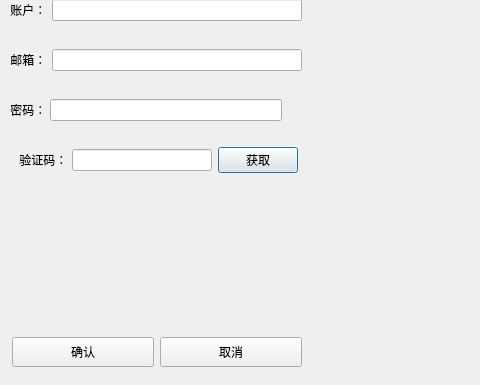
hijamkey-gif/KOOB, file QT_Client/KOOB/registerdialog.ui: the form before one commit; both pictures show x 0 to 480 and y 115 to 500 of the 800 by 500 pixel window.
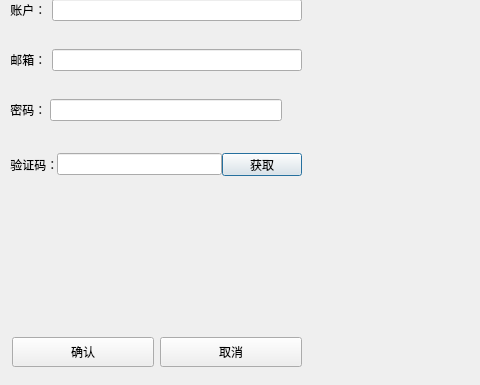
The form after the commit. Icons and pictures are not drawn. Custom widgets are drawn as their Qt base class.

What changed in the file:
```diff
--- a/QT_Client/KOOB/registerdialog.ui
+++ b/QT_Client/KOOB/registerdialog.ui
@@ -372,6 +372,18 @@
              </size>
             </property>
             <layout class="QHBoxLayout" name="horizontalLayout_5">
+             <property name="spacing">
+              <number>0</number>
+             </property>
+             <property name="leftMargin">
+              <number>0</number>
+             </property>
+             <property name="rightMargin">
+              <number>5</number>
+             </property>
+             <property name="bottomMargin">
+              <number>0</number>
+             </property>
              <item>
               <widget class="QLabel" name="varify_label">
                <property name="maximumSize">
@@ -397,6 +409,18 @@
              </item>
              <item>
               <widget class="TimerBtn" name="get_code">
+               <property name="minimumSize">
+                <size>
+                 <width>0</width>
+                 <height>23</height>
+                </size>
+               </property>
+               <property name="maximumSize">
+                <size>
+                 <width>16777215</width>
+                 <height>23</height>
+                </size>
+               </property>
                <property name="text">
                 <string>获取</string>
                </property>
@@ -478,16 +502,16 @@
   </layout>
  </widget>
  <customwidgets>
-  <customwidget>
-   <class>TimerBtn</class>
-   <extends>QPushButton</extends>
-   <header>timerbtn.h</header>
-  </customwidget>
   <customwidget>
    <class>ClickedLabel</class>
    <extends>QLabel</extends>
    <header>clickedlabel.h</header>
   </customwidget>
+  <customwidget>
+   <class>TimerBtn</class>
+   <extends>QPushButton</extends>
+   <header>timerbtn.h</header>
+  </customwidget>
  </customwidgets>
  <resources>
   <include location="rc.qrc"/>
```
